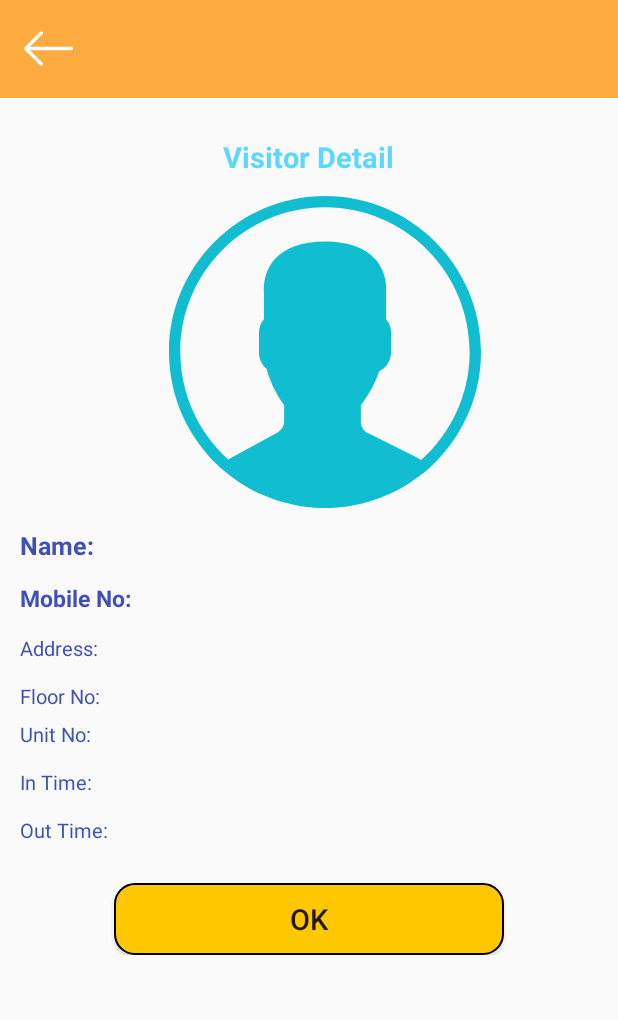
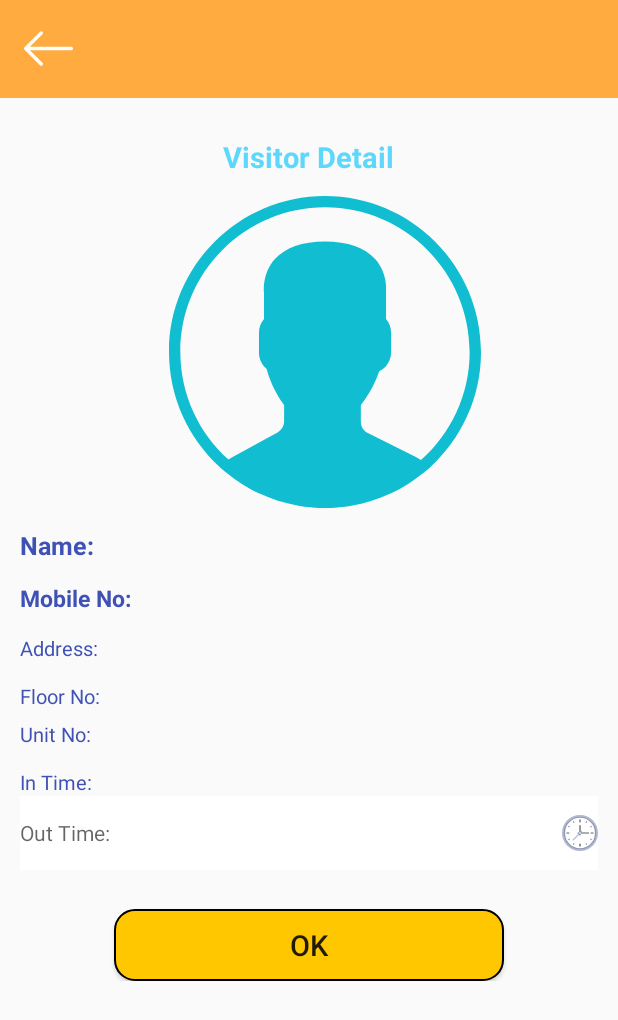
Before and after one commit to vijay040/SocietyMaintainance, an Android app: the VisitorDetailActivity screen opened directly, with no data from a screen before it, on a phone screen of 412 x 824 dp. Shown: the top 1020 px of the screen. Run offline under Robolectric (Android 15) with nearby library versions, the phone set to English and light mode, and no system bars; our stand-ins replace sdp/ssp sizes; pictures from the network do not load; 12 statements that could not run were skipped.

Commit message:
updated by anuradha

```diff
--- a/app/src/main/res/layout/activity_visitor_detail.xml
+++ b/app/src/main/res/layout/activity_visitor_detail.xml
@@ -98,15 +98,21 @@
                 android:textColor="@color/text_color"
                 android:textSize="@dimen/_10sdp" />
 
-            <TextView
-                android:id="@+id/txtOuttime"
-                android:layout_width="wrap_content"
-                android:layout_height="wrap_content"
+            <EditText
+                android:id="@+id/edt_time_out"
+                android:layout_width="match_parent"
+                android:layout_height="@dimen/_38sdp"
+                android:layout_marginRight="@dimen/_10sdp"
+                android:background="@color/white_color"
+                android:clickable="false"
+                android:focusable="false"
+                android:layout_toRightOf="@+id/txt_time_out"
+                android:hint="@string/time_out"
                 android:layout_marginLeft="@dimen/_10sdp"
-                android:layout_marginTop="@dimen/_10sdp"
-                android:text="@string/time_out"
-                android:textColor="@color/text_color"
-                android:textSize="@dimen/_10sdp" />
+                android:drawableRight="@drawable/ic_clock"
+                android:singleLine="true"
+                android:textColor="#6d6e71"
+                android:textSize="@dimen/_11sdp" />
 
             <Button
                 android:id="@+id/btn_close"
```
